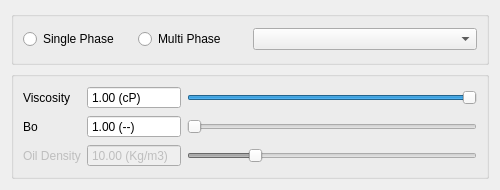
Old version of the form src/apps/simulator/fluid_module/fluid_widget_form.ui in the repository jdms/rrm.
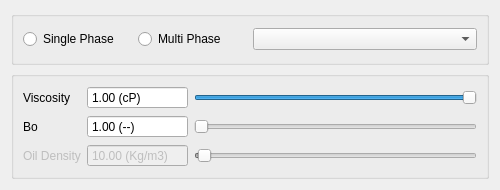
New version of the form.

Commit message: Reduce the region form to a container (evertything now is added manually).

```diff
--- a/src/apps/simulator/fluid_module/fluid_widget_form.ui
+++ b/src/apps/simulator/fluid_module/fluid_widget_form.ui
@@ -171,10 +171,10 @@
          <number>2</number>
         </property>
         <property name="minimum">
-         <double>1.000000000000000</double>
+         <double>0.000000000000000</double>
         </property>
         <property name="maximum">
-         <double>100.000000000000000</double>
+         <double>2000.000000000000000</double>
         </property>
         <property name="value">
          <double>10.000000000000000</double>
@@ -187,10 +187,10 @@
          <bool>false</bool>
         </property>
         <property name="minimum">
-         <number>1</number>
+         <number>0</number>
         </property>
         <property name="maximum">
-         <number>100</number>
+         <number>2000</number>
         </property>
         <property name="value">
          <number>23</number>
```
The commit also changes 5 other files.
